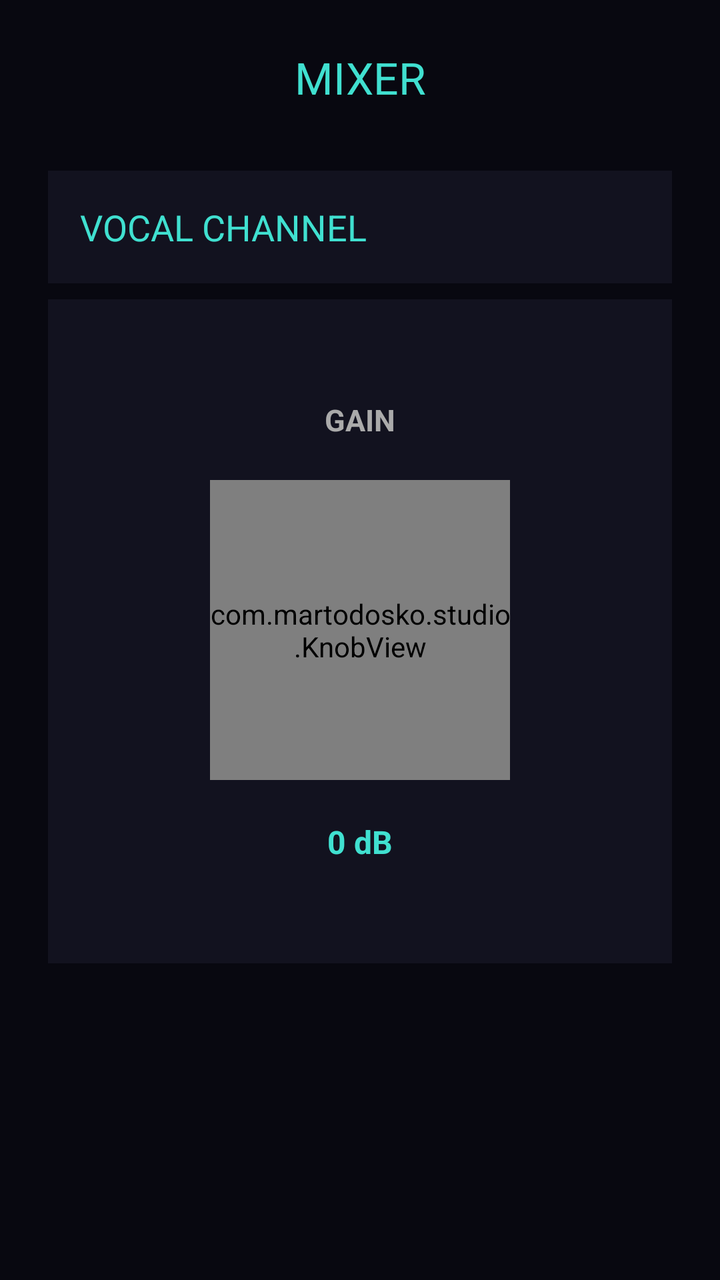
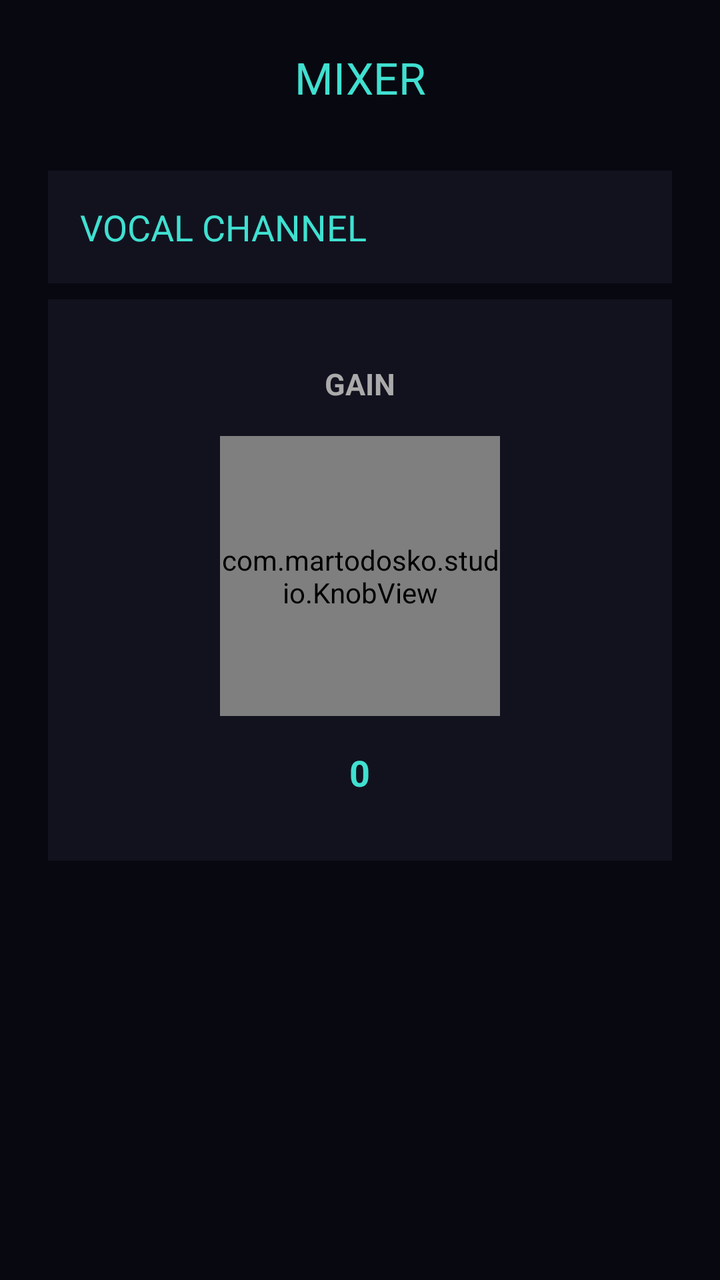

The first picture is an Android layout as it rendered before a commit; the second is the same layout after the commit. The layout source and the unified diff follow.
<!-- AndroidManifest.xml: activity theme Theme.AppCompat.Light.NoActionBar -->
<!-- res/layout/activity_mixer.xml -->
<?xml version="1.0" encoding="utf-8"?>
<ScrollView xmlns:android="http://schemas.android.com/apk/res/android"
    android:layout_width="match_parent"
    android:layout_height="match_parent"
    android:background="#080810"
    android:fillViewport="true">

    <LinearLayout
        android:layout_width="match_parent"
        android:layout_height="wrap_content"
        android:orientation="vertical"
        android:padding="24dp">

        <TextView
            android:layout_width="match_parent"
            android:layout_height="wrap_content"
            android:text="MIXER"
            android:textColor="#40E0D0"
            android:textSize="22sp"
            android:gravity="center"
            android:paddingBottom="32dp"/>

        <TextView
            android:layout_width="match_parent"
            android:layout_height="wrap_content"
            android:text="VOCAL CHANNEL"
            android:textColor="#40E0D0"
            android:textSize="18sp"
            android:padding="16dp"
            android:background="#12121F"/>

        <LinearLayout
            android:layout_width="match_parent"
            android:layout_height="wrap_content"
            android:orientation="vertical"
            android:gravity="center_horizontal"
            android:paddingTop="50dp"
            android:paddingBottom="50dp"
            android:paddingLeft="70dp"
            android:paddingRight="70dp"
            android:background="#12121F"
            android:layout_marginTop="8dp">

            <TextView
                android:layout_width="wrap_content"
                android:layout_height="wrap_content"
                android:text="GAIN"
                android:textColor="#AAAAAA"
                android:textSize="15sp"
                android:textStyle="bold"
                android:layout_marginBottom="20dp"/>

            <com.martodosko.studio.KnobView
                android:id="@+id/knob_gain"
                android:layout_width="150dp"
                android:layout_height="150dp"/>

            <TextView
                android:id="@+id/tv_gain_value"
                android:layout_width="wrap_content"
                android:layout_height="wrap_content"
                android:text="0 dB"
                android:textColor="#40E0D0"
                android:textSize="16sp"
                android:textStyle="bold"
                android:layout_marginTop="20dp"/>
        </LinearLayout>
    </LinearLayout>
</ScrollView>
<!-- resources referenced by this layout -->
<resources>

</resources>

<!-- the commit's change to res/layout/activity_mixer.xml (unified diff, before → after) -->
@@ -4,7 +4,6 @@
     android:layout_height="match_parent"
     android:background="#080810"
     android:fillViewport="true">
-
     <LinearLayout
         android:layout_width="match_parent"
         android:layout_height="wrap_content"
@@ -34,12 +33,9 @@
             android:layout_height="wrap_content"
             android:orientation="vertical"
             android:gravity="center_horizontal"
-            android:paddingTop="50dp"
-            android:paddingBottom="50dp"
-            android:paddingLeft="70dp"
-            android:paddingRight="70dp"
-            android:background="#12121F"
-            android:layout_marginTop="8dp">
+            android:padding="32dp"
+            android:layout_marginTop="8dp"
+            android:background="#12121F">
 
             <TextView
                 android:layout_width="wrap_content"
@@ -48,22 +44,23 @@
                 android:textColor="#AAAAAA"
                 android:textSize="15sp"
                 android:textStyle="bold"
-                android:layout_marginBottom="20dp"/>
+                android:layout_marginBottom="16dp"/>
 
+            
             <com.martodosko.studio.KnobView
                 android:id="@+id/knob_gain"
-                android:layout_width="150dp"
-                android:layout_height="150dp"/>
+                android:layout_width="140dp"
+                android:layout_height="140dp"/>
 
             <TextView
                 android:id="@+id/tv_gain_value"
                 android:layout_width="wrap_content"
                 android:layout_height="wrap_content"
-                android:text="0 dB"
+                android:text="0"
                 android:textColor="#40E0D0"
-                android:textSize="16sp"
+                android:textSize="18sp"
                 android:textStyle="bold"
-                android:layout_marginTop="20dp"/>
+                android:layout_marginTop="16dp"/>
         </LinearLayout>
     </LinearLayout>
 </ScrollView>
